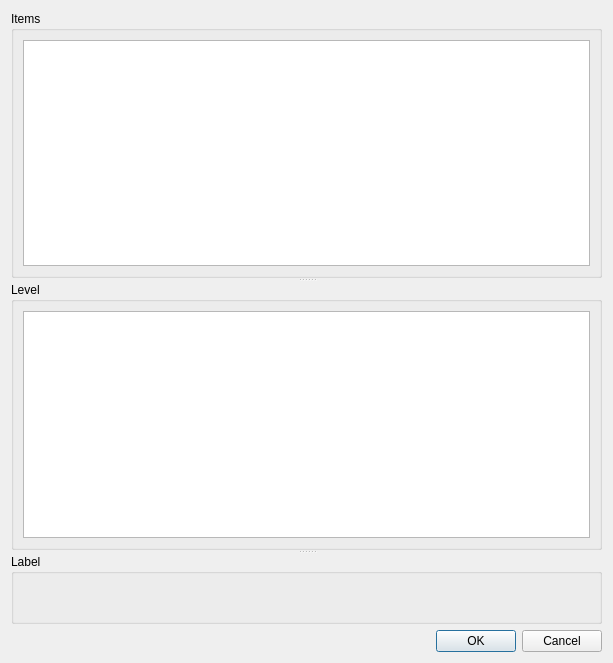
Above: AssetBrowser/modules/extension/DialogAddLabel_UI.ui from 785415581/P4V_Submit before the change. Below: the same form after it.
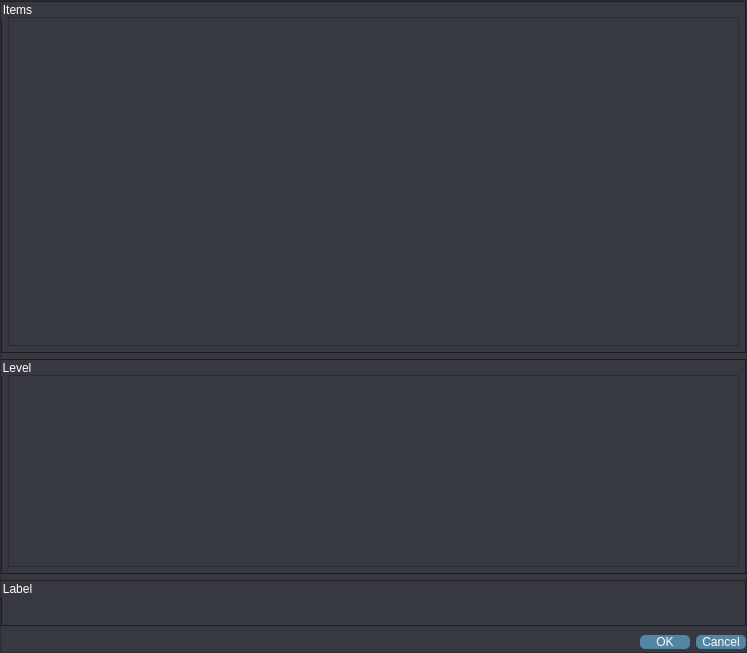
That is the form after the change.

Commit message: update: edit style sheet.

Diff of the .ui file:
```diff
--- a/AssetBrowser/modules/extension/DialogAddLabel_UI.ui
+++ b/AssetBrowser/modules/extension/DialogAddLabel_UI.ui
@@ -6,26 +6,122 @@
    <rect>
     <x>0</x>
     <y>0</y>
-    <width>613</width>
-    <height>663</height>
+    <width>747</width>
+    <height>653</height>
    </rect>
   </property>
   <property name="windowTitle">
-   <string>Dialog</string>
+   <string>Select Label</string>
+  </property>
+  <property name="styleSheet">
+   <string notr="true">background-color: #36393f;</string>
+  </property>
+  <layout class="QVBoxLayout" name="verticalLayout_4">
+   <property name="leftMargin">
+    <number>0</number>
+   </property>
+   <property name="topMargin">
+    <number>0</number>
+   </property>
+   <property name="rightMargin">
+    <number>0</number>
+   </property>
+   <property name="bottomMargin">
+    <number>0</number>
+   </property>
+   <item>
+    <widget class="QFrame" name="frame">
+     <property name="styleSheet">
+      <string notr="true">
+
+
+QPushButton{
+	font: 10pt &quot;Consolas&quot;;
+	color: rgb(255, 255, 255);
+    border-radius: 5px;
+    background-color: #5285a6;
+    background-repeat: no-repeat;
+    background-position: left center;
+}
+QPushButton:hover { background-color: #0a82c8; border-style: solid; border-radius: 5px; }
+QPushButton:pressed { background-color: #0a82c8; border-style: solid; border-radius: 5px; }
+
+QListWidget {
+	font: 10pt &quot;Consolas&quot;;
+	color: rgb(255, 255, 255);
+    background-color: #36393f;
+}
+
+QColumnView {
+	font: 10pt &quot;Consolas&quot;;
+	color: rgb(255, 255, 255);
+    background-color: #36393f;
+}
+
+/*sssssssssssssssssssssssssssssssssssssssssssssssssssssssssssssssssss*/
+
+QLabel {
+font: 10pt &quot;Consolas&quot;;
+color: rgb(255, 255, 255);
+}
+
+
+QGroupBox {
+	font: 10pt &quot;Consolas&quot;;
+	color: rgb(255, 255, 255);
+    background-color: #36393f;
+	border: 1px solid #1e1e1e;
+}
+
+QSplitter::handle:horizontal {
+    background-color: #242424;
+}
+QSplitter::handle:vertical {
+    background-color: #242424;
+}</string>
+     </property>
+     <property name="frameShape">
+      <enum>QFrame::StyledPanel</enum>
+     </property>
+     <property name="frameShadow">
+      <enum>QFrame::Raised</enum>
   </property>
   <layout class="QVBoxLayout" name="verticalLayout_3">
+      <property name="leftMargin">
+       <number>0</number>
+      </property>
+      <property name="topMargin">
+       <number>0</number>
+      </property>
+      <property name="rightMargin">
+       <number>0</number>
+      </property>
+      <property name="bottomMargin">
+       <number>0</number>
+      </property>
    <item>
-    <widget class="QSplitter" name="splitter_2">
-     <property name="orientation">
-      <enum>Qt::Vertical</enum>
-     </property>
      <widget class="QGroupBox" name="groupBox_3">
       <property name="title">
        <string>Items</string>
       </property>
       <layout class="QVBoxLayout" name="verticalLayout_2">
+         <property name="leftMargin">
+          <number>6</number>
+         </property>
+         <property name="topMargin">
+          <number>15</number>
+         </property>
+         <property name="rightMargin">
+          <number>6</number>
+         </property>
+         <property name="bottomMargin">
+          <number>6</number>
+         </property>
        <item>
         <widget class="QListWidget" name="itemListWidget">
+           <property name="alternatingRowColors">
+            <bool>true</bool>
+           </property>
          <property name="selectionMode">
           <enum>QAbstractItemView::MultiSelection</enum>
          </property>
@@ -33,26 +129,49 @@
        </item>
       </layout>
      </widget>
+      </item>
+      <item>
      <widget class="QGroupBox" name="groupBox">
       <property name="title">
        <string>Level</string>
       </property>
       <layout class="QHBoxLayout" name="horizontalLayout">
+         <property name="leftMargin">
+          <number>6</number>
+         </property>
+         <property name="topMargin">
+          <number>15</number>
+         </property>
+         <property name="rightMargin">
+          <number>6</number>
+         </property>
+         <property name="bottomMargin">
+          <number>6</number>
+         </property>
        <item>
         <widget class="QSplitter" name="splitter">
          <property name="orientation">
           <enum>Qt::Horizontal</enum>
          </property>
-         <widget class="QColumnView" name="levelColumnView"/>
+           <widget class="QColumnView" name="levelColumnView">
+            <property name="styleSheet">
+             <string notr="true">color: rgb(255, 255, 255);</string>
+            </property>
+           </widget>
         </widget>
        </item>
       </layout>
      </widget>
+      </item>
+      <item>
      <widget class="QGroupBox" name="groupBox_2">
       <property name="title">
        <string>Label</string>
       </property>
       <layout class="QHBoxLayout" name="horizontalLayout_2">
+         <property name="topMargin">
+          <number>15</number>
+         </property>
        <item>
         <layout class="QVBoxLayout" name="verticalLayout"/>
        </item>
@@ -71,7 +190,6 @@
        </item>
       </layout>
      </widget>
-    </widget>
    </item>
    <item>
     <layout class="QHBoxLayout" name="horizontalLayout_4">
@@ -92,6 +210,12 @@
       <layout class="QHBoxLayout" name="horizontalLayout_3">
        <item>
         <widget class="QPushButton" name="okBtn">
+            <property name="minimumSize">
+             <size>
+              <width>50</width>
+              <height>0</height>
+             </size>
+            </property>
          <property name="text">
           <string>OK</string>
          </property>
@@ -99,6 +223,12 @@
        </item>
        <item>
         <widget class="QPushButton" name="cancelBtn">
+            <property name="minimumSize">
+             <size>
+              <width>50</width>
+              <height>0</height>
+             </size>
+            </property>
          <property name="text">
           <string>Cancel</string>
          </property>
@@ -107,6 +237,9 @@
       </layout>
      </item>
     </layout>
+      </item>
+     </layout>
+    </widget>
    </item>
   </layout>
  </widget>
```
Lines whose indentation alone changed are shown as unchanged. The commit also changes 15 other files.
